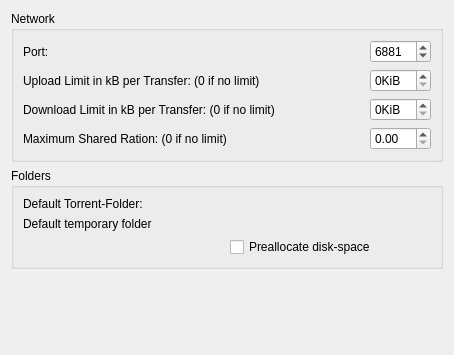
First picture: the form in transfer-plugins/bittorrent/btsettingswidget.ui, repository KDE/kget, before the edit.
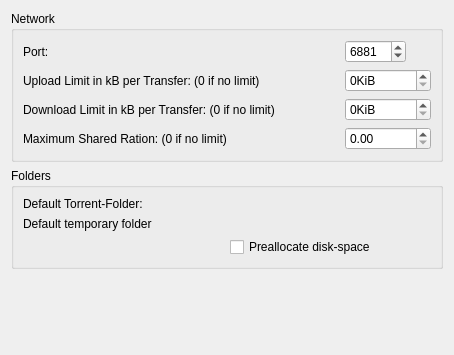
Second picture: the form after the edit. Custom widgets are drawn as their Qt base class.

Commit message: Higher limits for settings BUG:156785

Diff of the .ui file:
```diff
--- a/transfer-plugins/bittorrent/btsettingswidget.ui
+++ b/transfer-plugins/bittorrent/btsettingswidget.ui
@@ -38,7 +38,7 @@
          </sizepolicy>
         </property>
         <property name="maximum" >
-         <number>33000</number>
+         <number>99000</number>
         </property>
         <property name="value" >
          <number>6881</number>
@@ -57,6 +57,9 @@
         <property name="suffix" >
          <string>KiB</string>
         </property>
+        <property name="maximum" >
+         <number>10000</number>
+        </property>
        </widget>
       </item>
       <item row="2" column="0" >
@@ -71,6 +74,9 @@
         <property name="suffix" >
          <string>KiB</string>
         </property>
+        <property name="maximum" >
+         <number>100000</number>
+        </property>
        </widget>
       </item>
       <item row="3" column="0" >
@@ -81,7 +87,11 @@
        </widget>
       </item>
       <item row="3" column="1" >
-       <widget class="QDoubleSpinBox" name="shareRatioSpin" />
+       <widget class="QDoubleSpinBox" name="shareRatioSpin" >
+        <property name="maximum" >
+         <double>999.990000000000009</double>
+        </property>
+       </widget>
       </item>
      </layout>
     </widget>
```
